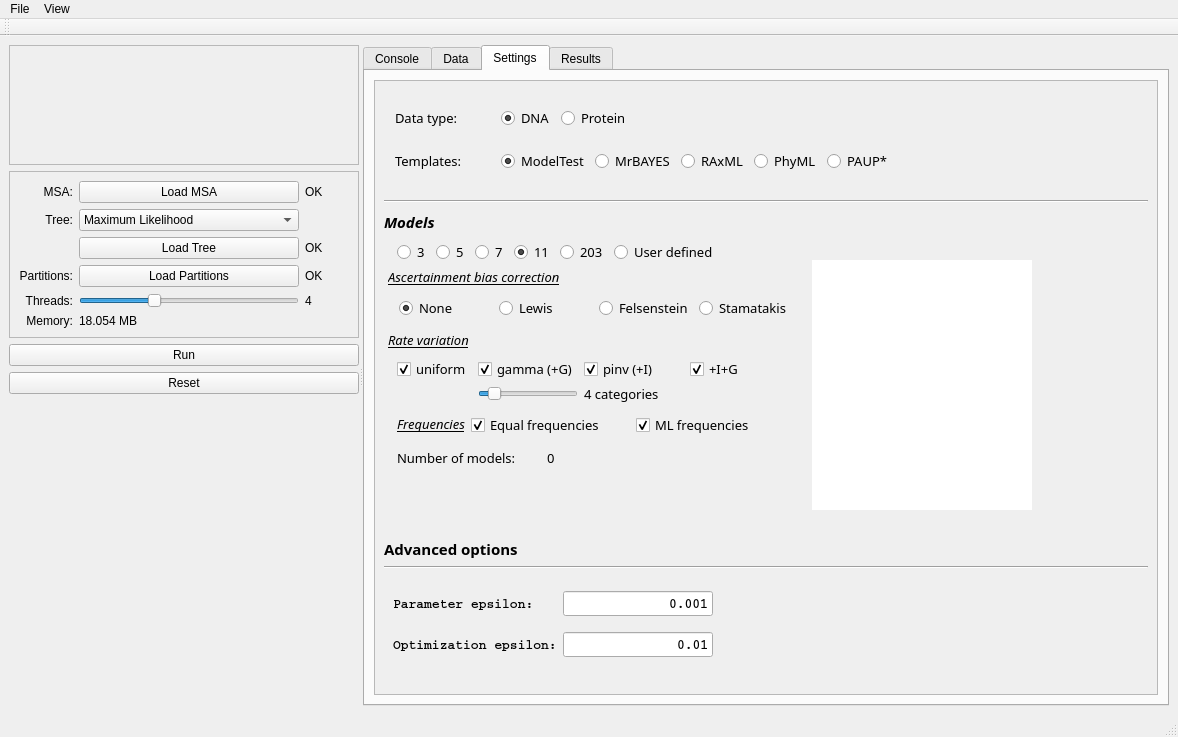
Old version of the form src/gui2/xmodeltestfancy.ui in the repository ddarriba/modeltest.
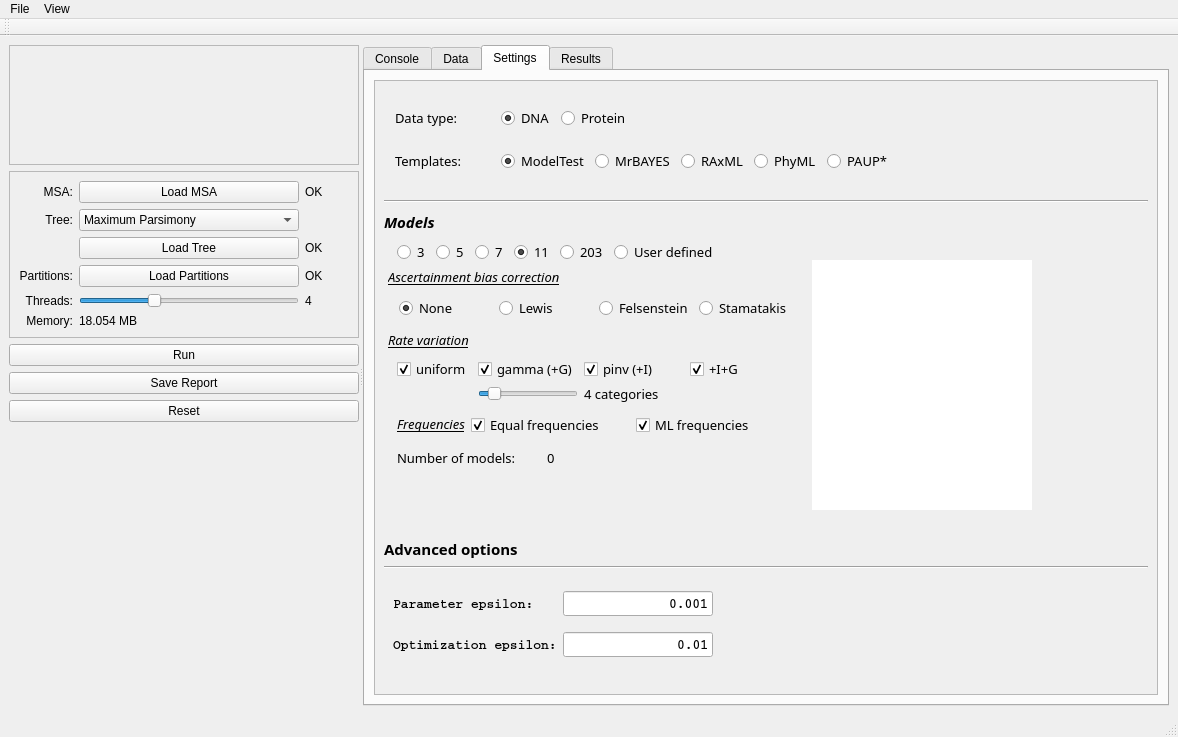
New version of the form. The open tabs and pages were chosen to show the change. Icons and pictures are not drawn.

Commit message: unlocked MP in GUI and set as default

What changed in the file:
```diff
--- a/src/gui2/xmodeltestfancy.ui
+++ b/src/gui2/xmodeltestfancy.ui
@@ -231,11 +231,6 @@
                <height>16777215</height>
               </size>
              </property>
-             <item>
-              <property name="text">
-               <string>Maximum Likelihood</string>
-              </property>
-             </item>
              <item>
               <property name="text">
                <string>Maximum Parsimony</string>
@@ -303,6 +298,13 @@
           </property>
          </widget>
         </item>
+        <item>
+         <widget class="QPushButton" name="btn_report">
+          <property name="text">
+           <string>Save Report</string>
+          </property>
+         </widget>
+        </item>
         <item>
          <widget class="QPushButton" name="btn_reset">
           <property name="text">
```
Left out of the diff: 9 changed lines with no effect on the pictures. The commit also changes 2 other files.
